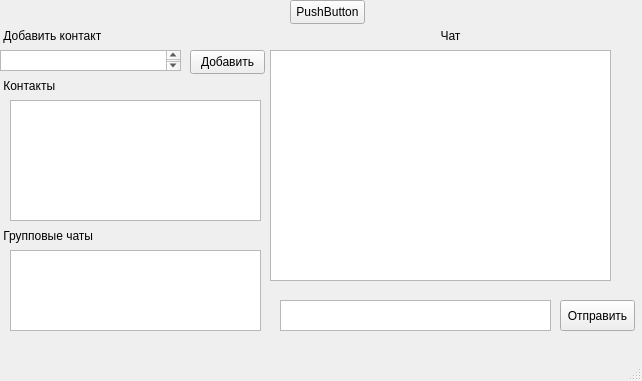
Old version of the form Cleint/client/client.ui in the repository Prophet35208/Messenger.
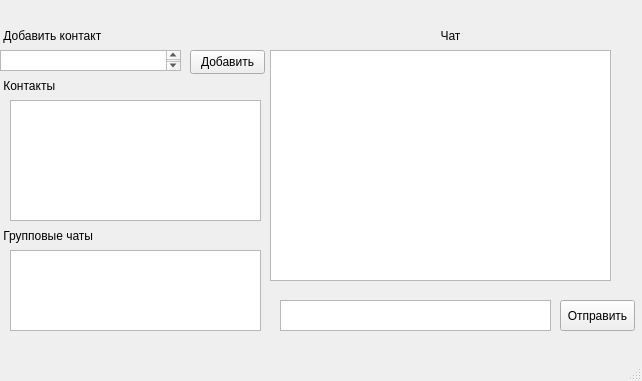
New version of the form.

What changed in the file:
```diff
--- a/Cleint/client/client.ui
+++ b/Cleint/client/client.ui
@@ -145,19 +145,6 @@
      </rect>
     </property>
    </widget>
-   <widget class="QPushButton" name="pushButton_2">
-    <property name="geometry">
-     <rect>
-      <x>290</x>
-      <y>0</y>
-      <width>75</width>
-      <height>24</height>
-     </rect>
-    </property>
-    <property name="text">
-     <string>PushButton</string>
-    </property>
-   </widget>
   </widget>
   <widget class="QMenuBar" name="menubar">
    <property name="geometry">
```
